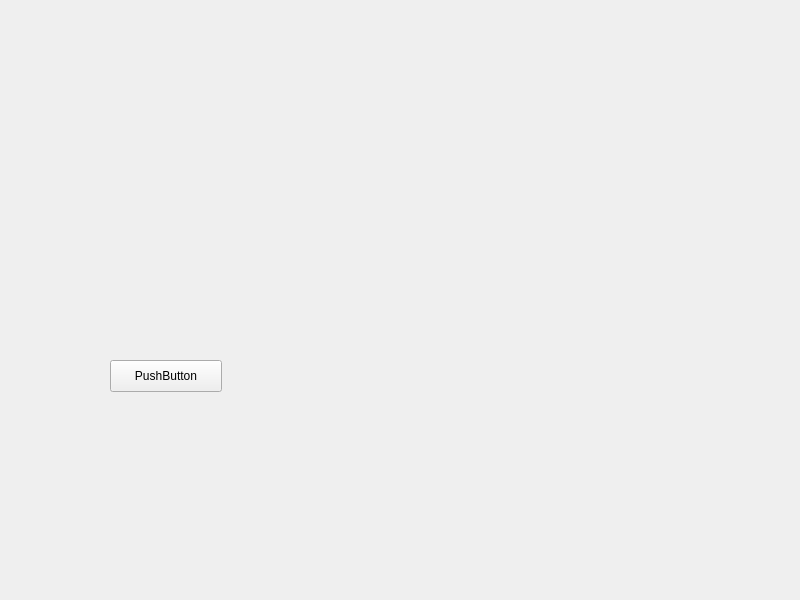
First picture: the form in Spannungsteiler/spannungsteilerwidget.ui, repository samy4sam/Spannungsteiler, before the edit.
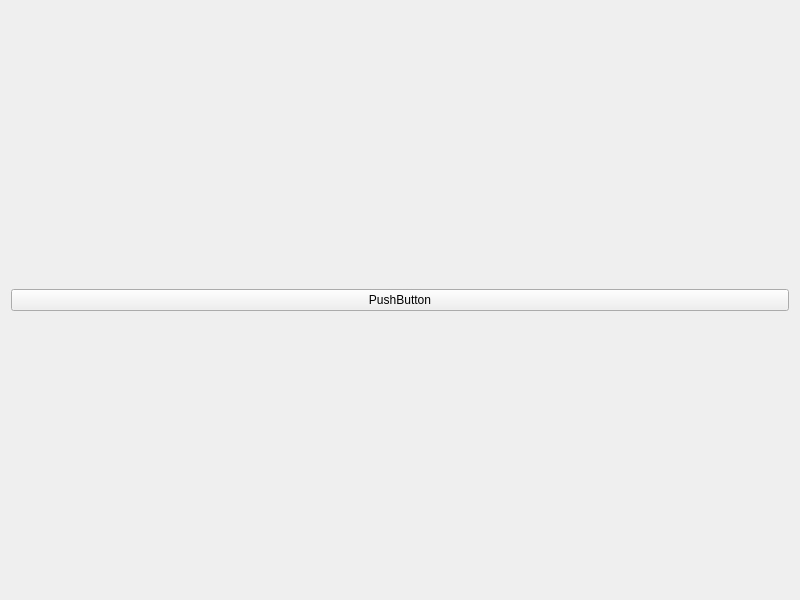
Second picture: the form after the edit.

What changed in the file:
```diff
--- a/Spannungsteiler/spannungsteilerwidget.ui
+++ b/Spannungsteiler/spannungsteilerwidget.ui
@@ -13,19 +13,15 @@
   <property name="windowTitle">
    <string>SpannungsteilerWidget</string>
   </property>
+  <layout class="QVBoxLayout" name="verticalLayout">
+   <item>
   <widget class="QPushButton" name="pushButton">
-   <property name="geometry">
-    <rect>
-     <x>110</x>
-     <y>360</y>
-     <width>112</width>
-     <height>32</height>
-    </rect>
-   </property>
    <property name="text">
     <string>PushButton</string>
    </property>
   </widget>
+   </item>
+  </layout>
  </widget>
  <resources/>
  <connections/>
```
Lines whose indentation alone changed are shown as unchanged.
